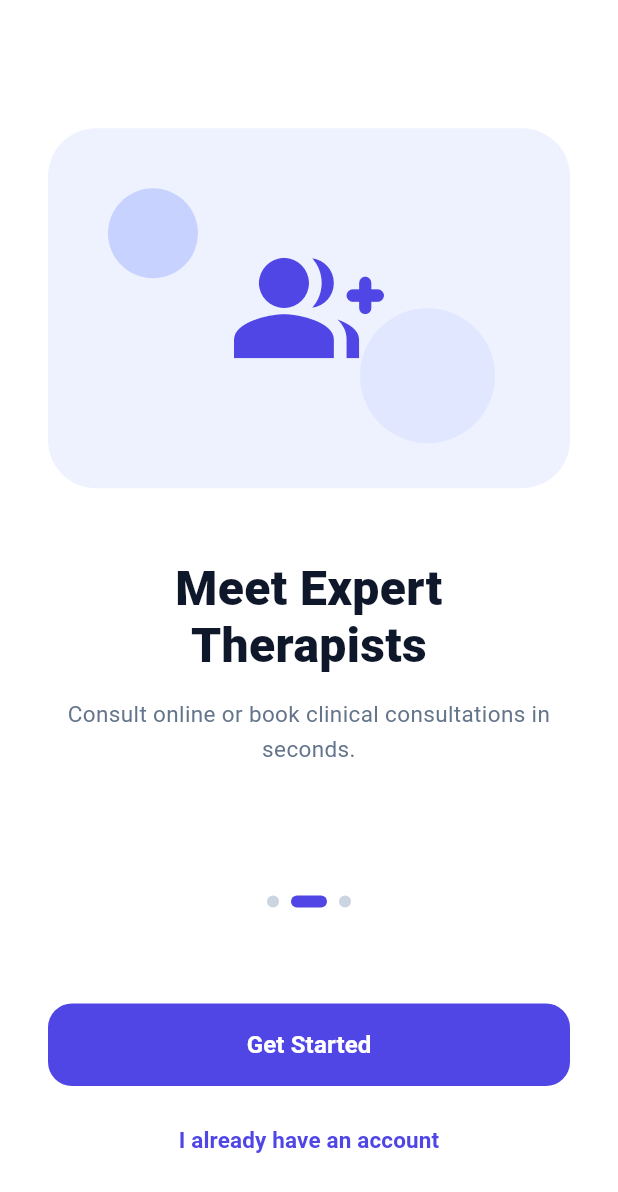
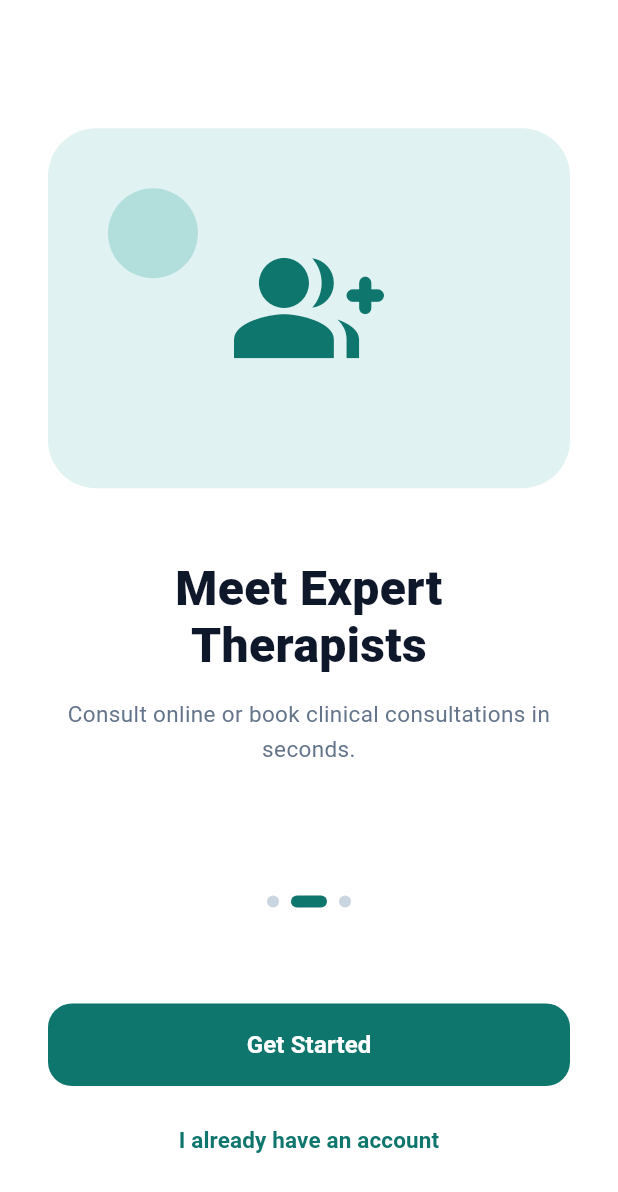
Before and after one commit to globalwebify15-project/physiotherapy, a Flutter app: the screen it shows after launch, swiped to page 2, on a phone screen of 412 x 824 dp. Shown: the top 1192 px of the screen. Run offline on Flutter 3.47's test engine with Material 3 defaults, Android fonts, the phone set to English and light mode, and no system bars; our stand-ins replace dio, flutter_riverpod, flutter_secure_storage, go_router; Roboto replaces fonts that are missing (Outfit).

Commit message:
feat(theme): align onboarding colors with green/teal palette and implement dynamic app-wide Dark Mode support

```diff
--- a/apps/mobile-flutter/lib/features/onboarding/onboarding_screen.dart
+++ b/apps/mobile-flutter/lib/features/onboarding/onboarding_screen.dart
@@ -53,7 +53,7 @@ class _OnboardingScreenState extends State<OnboardingScreen> {
                           height: 240,
                           width: double.infinity,
                           decoration: BoxDecoration(
-                            color: const Color(0xFFEEF2FF),
+                            color: const Color(0xFFE0F2F1), // Light green-teal shade
                             borderRadius: BorderRadius.circular(32),
                           ),
                           child: Stack(
@@ -66,7 +66,7 @@ class _OnboardingScreenState extends State<OnboardingScreen> {
                                   width: 60,
                                   height: 60,
                                   decoration: const BoxDecoration(
-                                    color: Color(0xFFC7D2FE),
+                                    color: Color(0xFFB2DFDB), // Soft teal shade
                                     shape: BoxShape.circle,
                                   ),
                                 ),
@@ -78,7 +78,7 @@ class _OnboardingScreenState extends State<OnboardingScreen> {
                                   width: 90,
                                   height: 90,
                                   decoration: const BoxDecoration(
-                                    color: Color(0xFFE0E7FF),
+                                    color: Color(0xFFE0F2F1), // Light teal shade
                                     shape: BoxShape.circle,
                                   ),
                                 ),
@@ -90,7 +90,7 @@ class _OnboardingScreenState extends State<OnboardingScreen> {
                                         ? Icons.group_add_rounded
                                         : Icons.task_alt_rounded,
                                 size: 100,
-                                color: const Color(0xFF4F46E5),
+                                color: const Color(0xFF0F766E), // Premium dark teal/green
                               ),
                             ],
                           ),
@@ -135,7 +135,7 @@ class _OnboardingScreenState extends State<OnboardingScreen> {
                   width: _currentPage == index ? 24 : 8,
                   decoration: BoxDecoration(
                     color: _currentPage == index
-                        ? const Color(0xFF4F46E5)
+                        ? const Color(0xFF0F766E) // Teal/green instead of blue
                         : const Color(0xFFCBD5E1),
                     borderRadius: BorderRadius.circular(4),
                   ),
@@ -153,7 +153,7 @@ class _OnboardingScreenState extends State<OnboardingScreen> {
                   ElevatedButton(
                     onPressed: () => context.go('/login'),
                     style: ElevatedButton.styleFrom(
-                      backgroundColor: const Color(0xFF4F46E5),
+                      backgroundColor: const Color(0xFF0F766E), // Premium green instead of blue
                       foregroundColor: Colors.white,
                       padding: const EdgeInsets.symmetric(vertical: 16),
                       elevation: 0,
@@ -170,7 +170,7 @@ class _OnboardingScreenState extends State<OnboardingScreen> {
                   TextButton(
                     onPressed: () => context.go('/login'),
                     style: TextButton.styleFrom(
-                      foregroundColor: const Color(0xFF4F46E5),
+                      foregroundColor: const Color(0xFF0F766E), // Green link text
                       padding: const EdgeInsets.symmetric(vertical: 12),
                     ),
                     child: const Text(
--- a/apps/mobile-flutter/lib/features/settings/settings_screen.dart
+++ b/apps/mobile-flutter/lib/features/settings/settings_screen.dart
@@ -1,15 +1,16 @@
 import 'package:flutter/material.dart';
+import 'package:flutter_riverpod/flutter_riverpod.dart';
 import 'package:go_router/go_router.dart';
+import 'theme_provider.dart';
 
-class SettingsScreen extends StatefulWidget {
+class SettingsScreen extends ConsumerStatefulWidget {
   const SettingsScreen({super.key});
 
   @override
-  State<SettingsScreen> createState() => _SettingsScreenState();
+  ConsumerState<SettingsScreen> createState() => _SettingsScreenState();
 }
 
-class _SettingsScreenState extends State<SettingsScreen> {
-  bool _darkMode = false;
+class _SettingsScreenState extends ConsumerState<SettingsScreen> {
   bool _voiceGuidance = true;
   bool _beepSounds = true;
   bool _hapticFeedback = true;
@@ -41,12 +42,14 @@ class _SettingsScreenState extends State<SettingsScreen> {
       setState(() {
         _reminderTime = picked;
       });
+      if (mounted) {
         ScaffoldMessenger.of(context).showSnackBar(
           SnackBar(
             content: Text('Exercise reminder scheduled for ${_reminderTime.format(context)}'),
             backgroundColor: const Color(0xFF0F766E),
           ),
         );
+      }
     }
   }
 
@@ -168,6 +171,8 @@ class _SettingsScreenState extends State<SettingsScreen> {
 
   @override
   Widget build(BuildContext context) {
+    final isDarkMode = ref.watch(themeModeProvider) == ThemeMode.dark;
+
     return Scaffold(
       backgroundColor: Colors.white,
       appBar: AppBar(
@@ -188,9 +193,11 @@ class _SettingsScreenState extends State<SettingsScreen> {
               _buildSwitchTile(
                 title: 'Dark Mode',
                 subtitle: 'Use a darker visual palette',
-                value: _darkMode,
+                value: isDarkMode,
                 icon: Icons.dark_mode_rounded,
-                onChanged: (val) => setState(() => _darkMode = val),
+                onChanged: (val) {
+                  ref.read(themeModeProvider.notifier).state = val ? ThemeMode.dark : ThemeMode.light;
+                },
               ),
 
               _buildSectionHeader('Reminders & Alerts'),
--- /dev/null
+++ b/apps/mobile-flutter/lib/features/settings/theme_provider.dart
@@ -0,0 +1,6 @@
+import 'package:flutter/material.dart';
+import 'package:flutter_riverpod/flutter_riverpod.dart';
+
+final themeModeProvider = StateProvider<ThemeMode>((ref) {
+  return ThemeMode.light;
+});
--- a/apps/mobile-flutter/lib/main.dart
+++ b/apps/mobile-flutter/lib/main.dart
@@ -12,9 +12,7 @@ import 'features/pain_tracker/pain_tracker_screen.dart';
 import 'features/home/consult_online_screen.dart';
 import 'features/home/profile_screen.dart';
 import 'features/settings/settings_screen.dart';
-
-
-
+import 'features/settings/theme_provider.dart';
 
 void main() {
   runApp(
@@ -24,12 +22,13 @@ void main() {
   );
 }
 
-class PhysioApp extends StatelessWidget {
+class PhysioApp extends ConsumerWidget {
   const PhysioApp({super.key});
 
   @override
-  Widget build(BuildContext context) {
-    // GoRouter navigation map configuration
+  Widget build(BuildContext context, WidgetRef ref) {
+    final themeMode = ref.watch(themeModeProvider);
+
     final GoRouter router = GoRouter(
       initialLocation: '/',
       routes: [
@@ -87,13 +86,13 @@ class PhysioApp extends StatelessWidget {
       title: 'PhysioCare',
       debugShowCheckedModeBanner: false,
       routerConfig: router,
+      themeMode: themeMode,
       theme: ThemeData(
         useMaterial3: true,
         fontFamily: 'Outfit',
-        // Premium HSL-inspired palette mapping
         colorScheme: ColorScheme.fromSeed(
-          seedColor: const Color(0xFF4F46E5), // Indigo Accent
-          primary: const Color(0xFF4F46E5),
+          seedColor: const Color(0xFF0F766E), // Teal Accent
+          primary: const Color(0xFF0F766E),
           secondary: const Color(0xFF10B981), // Emerald Accent
           surface: Colors.white,
           background: const Color(0xFFF8FAFC),
@@ -115,6 +114,33 @@ class PhysioApp extends StatelessWidget {
           contentPadding: const EdgeInsets.symmetric(horizontal: 16, vertical: 14),
         ),
       ),
+      darkTheme: ThemeData(
+        useMaterial3: true,
+        fontFamily: 'Outfit',
+        brightness: Brightness.dark,
+        colorScheme: ColorScheme.fromSeed(
+          seedColor: const Color(0xFF0F766E),
+          primary: const Color(0xFF0F766E),
+          secondary: const Color(0xFF10B981),
+          brightness: Brightness.dark,
+        ),
+        cardTheme: CardThemeData(
+          elevation: 0,
+          shape: RoundedRectangleBorder(
+            borderRadius: BorderRadius.circular(16),
+            side: BorderSide(color: Colors.grey.shade800, width: 1),
+          ),
+        ),
+        inputDecorationTheme: InputDecorationTheme(
+          filled: true,
+          fillColor: const Color(0xFF1E293B),
+          border: OutlineInputBorder(
+            borderRadius: BorderRadius.circular(12),
+            borderSide: BorderSide.none,
+          ),
+          contentPadding: const EdgeInsets.symmetric(horizontal: 16, vertical: 14),
+        ),
+      ),
     );
   }
 }
```
Lines whose indentation alone changed are shown as unchanged.
